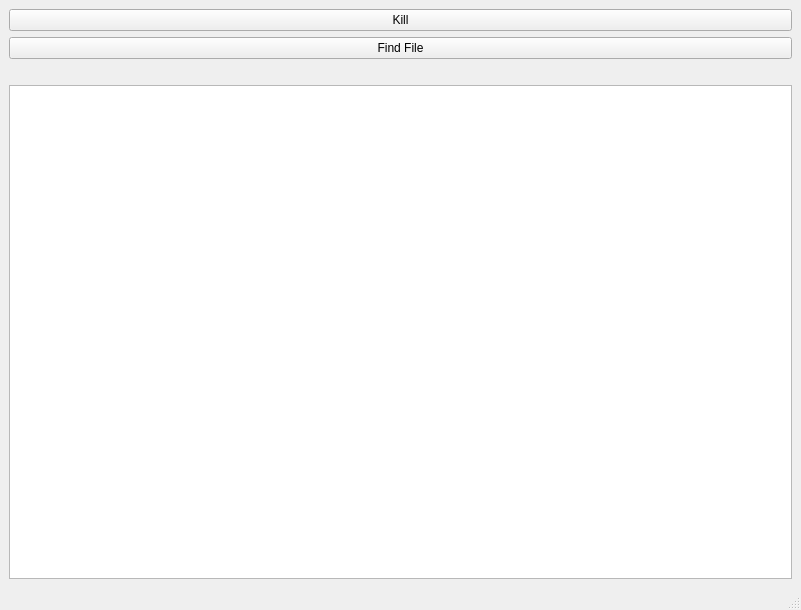
First picture: the form in scalable.ui, repository epsilon-deltta/daily-fun, before the edit.
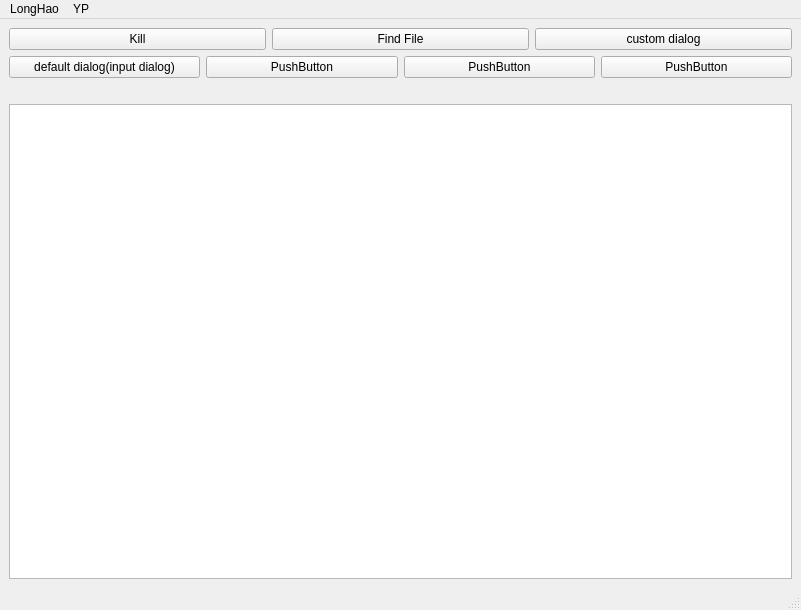
Second picture: the form after the edit.

Commit message: customized dialog(failed) and default dialog

What changed in the file:
```diff
--- a/scalable.ui
+++ b/scalable.ui
@@ -31,18 +31,61 @@
    </property>
    <layout class="QVBoxLayout" name="verticalLayout">
     <item>
-     <widget class="QPushButton" name="pushButton">
-      <property name="text">
-       <string>Kill</string>
-      </property>
-     </widget>
+     <layout class="QHBoxLayout" name="horizontalLayout_2">
+      <item>
+       <widget class="QPushButton" name="pushButton">
+        <property name="text">
+         <string>Kill</string>
+        </property>
+       </widget>
+      </item>
+      <item>
+       <widget class="QPushButton" name="pushButton_2">
+        <property name="text">
+         <string>Find File</string>
+        </property>
+       </widget>
+      </item>
+      <item>
+       <widget class="QPushButton" name="pushButton_3">
+        <property name="text">
+         <string>custom dialog</string>
+        </property>
+       </widget>
+      </item>
+     </layout>
     </item>
     <item>
-     <widget class="QPushButton" name="pushButton_2">
-      <property name="text">
-       <string>Find File</string>
-      </property>
-     </widget>
+     <layout class="QHBoxLayout" name="horizontalLayout">
+      <item>
+       <widget class="QPushButton" name="pushButton_4">
+        <property name="text">
+         <string>default dialog(input dialog)</string>
+        </property>
+       </widget>
+      </item>
+      <item>
+       <widget class="QPushButton" name="pushButton_5">
+        <property name="text">
+         <string>PushButton</string>
+        </property>
+       </widget>
+      </item>
+      <item>
+       <widget class="QPushButton" name="pushButton_6">
+        <property name="text">
+         <string>PushButton</string>
+        </property>
+       </widget>
+      </item>
+      <item>
+       <widget class="QPushButton" name="pushButton_7">
+        <property name="text">
+         <string>PushButton</string>
+        </property>
+       </widget>
+      </item>
+     </layout>
     </item>
     <item>
      <widget class="QLabel" name="label">
@@ -65,6 +108,23 @@
      <height>26</height>
     </rect>
    </property>
+   <widget class="QMenu" name="menuLongHao">
+    <property name="title">
+     <string>LongHao</string>
+    </property>
+    <addaction name="actionHome"/>
+    <addaction name="actionLab"/>
+   </widget>
+   <widget class="QMenu" name="menuYP">
+    <property name="title">
+     <string>YP</string>
+    </property>
+    <addaction name="actionCafe"/>
+    <addaction name="actionLab_2"/>
+    <addaction name="actionHome_2"/>
+   </widget>
+   <addaction name="menuLongHao"/>
+   <addaction name="menuYP"/>
   </widget>
   <widget class="QStatusBar" name="statusBar"/>
  </widget>
```
Left out of the diff: 27 changed lines with no effect on the pictures. The commit also changes 3 other files.
